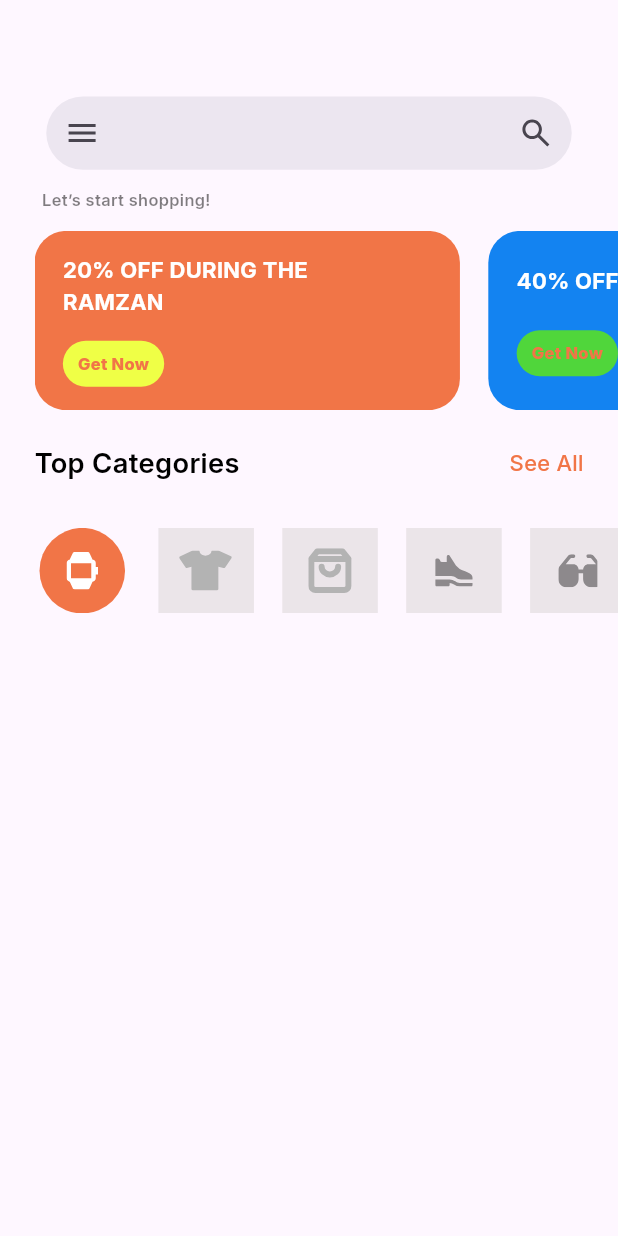
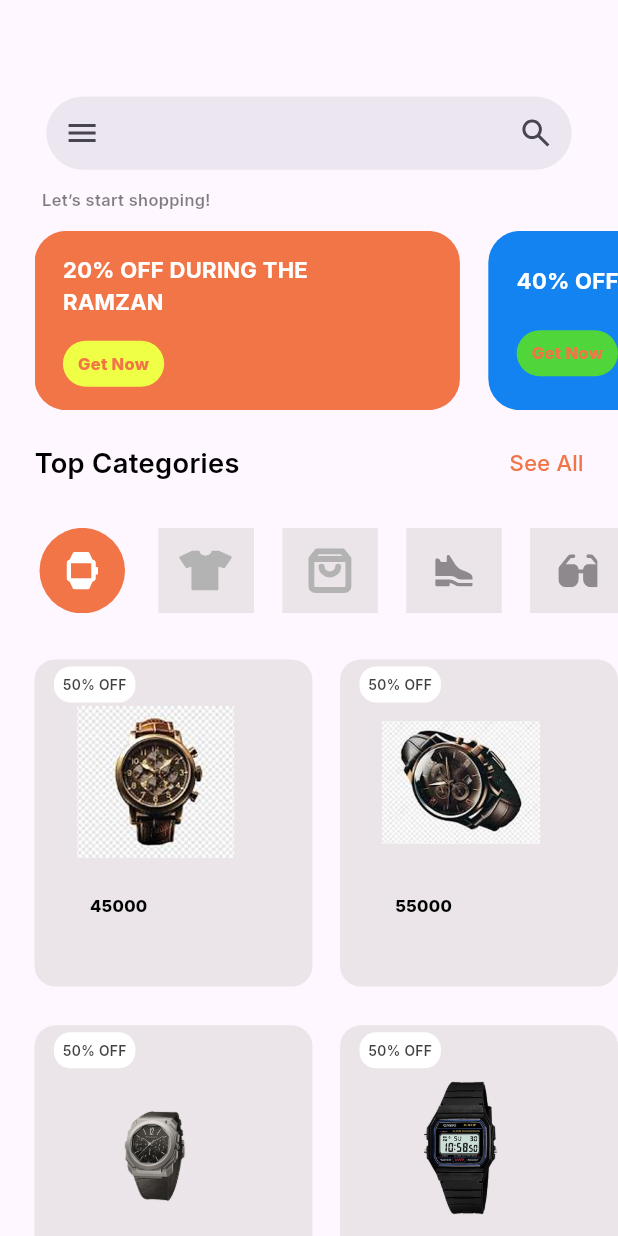
Before and after one commit to AmrReda92/e-commerce-app, a Flutter app: the screen it shows after launch, on a phone screen of 412 x 824 dp. Run offline on Flutter 3.47's test engine with Material 3 defaults, Android fonts, the phone set to English and light mode, and no system bars; our stand-ins replace flutter_screenutil, flutter_svg.

Commit message:
finish product vertical  list view

```diff
--- a/lib/core/models/app_colors.dart
+++ b/lib/core/models/app_colors.dart
@@ -12,4 +12,6 @@ class AppColors {
   static const Color getNow2Background = Color(0xFF50D63B);
   static const Color getNow3Background = Colors.grey;
   static const Color categoryBackground = Color(0x80D8D3D3);
+  static const Color productBackground = Color(0x80D8D3D3);
+
 }
--- a/lib/core/models/app_images.dart
+++ b/lib/core/models/app_images.dart
@@ -6,4 +6,8 @@ class AppImages {
   static const String shoppingIcon = "assets/icons/shopping_icon.svg";
   static const String watchIcon = "assets/icons/watch_icon.svg";
   static const String clothIcon = "assets/icons/cloth_icon.svg";
+  static const String watchOne = "assets/images/watch_onee.png";
+  static const String watchTwo = "assets/images/watch_two.png";
+  static const String watchThree = "assets/images/watch_three.png";
+  static const String watchFour = "assets/images/watch_four.png";
 }
--- a/lib/core/models/app_text_styles.dart
+++ b/lib/core/models/app_text_styles.dart
@@ -6,6 +6,11 @@ class AppTextStyles {
   static  TextStyle font12 = TextStyle(
     fontSize: 12.sp,
     color:  Color(0x80000000),
+    fontWeight: FontWeight.w600
+  );
+  static  TextStyle font10SemiBold = TextStyle(
+    fontSize: 10.sp,
+    color:   Color(0xBF000000),
     fontWeight: FontWeight.w600
   );
   static  TextStyle font12bold = TextStyle(
@@ -23,6 +28,11 @@ class AppTextStyles {
     color:  Color(0xffF17547),
     fontWeight: FontWeight.w400
   );
+  static  TextStyle fontExtraBold12 = TextStyle(
+    fontSize: 12.sp,
+    color:  Colors.black,
+    fontWeight: FontWeight.w800
+  );
   static  TextStyle font20 = TextStyle(
     fontSize: 20.sp,
     color:  Color(0xff000000),
--- /dev/null
+++ b/lib/features/home/model/product_model.dart
@@ -0,0 +1,7 @@
+class ProductModel {
+  final String image;
+  final String price;
+
+
+  ProductModel({ required this.image,required this.price});
+}
--- a/lib/features/home/ui/home_screen.dart
+++ b/lib/features/home/ui/home_screen.dart
@@ -4,6 +4,7 @@ import 'package:commerce_app/core/models/app_text_styles.dart';
 import 'package:commerce_app/features/home/widgets/custom_categry_list_view.dart';
 import 'package:commerce_app/features/home/widgets/custom_container_list_view.dart';
 import 'package:commerce_app/features/home/widgets/custom_search_field.dart';
+import 'package:commerce_app/features/home/widgets/product_list_view.dart';
 import 'package:flutter/material.dart';
 import 'package:flutter_screenutil/flutter_screenutil.dart';
 import 'package:flutter_svg/flutter_svg.dart';
@@ -54,7 +55,9 @@ class HomeScreen extends StatelessWidget {
                     SizedBox(
                       height: 62.h,
                       child: CustomCategoryListView(),
-                    )
+                    ),
+                    SizedBox(height: 33.45.h,),
+                    ProductListView()
                   ],
                 ),
               ),
--- /dev/null
+++ b/lib/features/home/widgets/product_list_view.dart
@@ -0,0 +1,86 @@
+import 'package:commerce_app/core/models/app_images.dart';
+import 'package:commerce_app/features/home/model/product_model.dart';
+import 'package:flutter/material.dart';
+import 'package:flutter_screenutil/flutter_screenutil.dart';
+
+import '../../../core/models/app_colors.dart';
+import '../../../core/models/app_text_styles.dart';
+
+class ProductListView extends StatelessWidget {
+  const ProductListView({super.key});
+
+  static List <ProductModel> productModel = [
+    ProductModel(
+        image: AppImages.watchOne,
+        price: "45000",
+    ),
+    ProductModel(
+      image: AppImages.watchTwo,
+      price: "55000",
+    ),
+    ProductModel(
+      image: AppImages.watchThree,
+      price: "25000",
+    ),
+    ProductModel(
+      image: AppImages.watchFour,
+      price: "20000",
+    ),
+  ];
+
+  @override
+  Widget build(BuildContext context) {
+    return GridView.builder(
+      gridDelegate: SliverGridDelegateWithFixedCrossAxisCount(
+          crossAxisCount: 2,
+           mainAxisSpacing: 26.w,
+           crossAxisSpacing: 20.h,
+        childAspectRatio: .85,
+      ) ,
+      shrinkWrap: true,
+      physics: NeverScrollableScrollPhysics() ,
+      scrollDirection: Axis.vertical,
+      itemCount: productModel.length,
+        itemBuilder: (context,index){
+        return Container(
+          width: 174.w,
+          height: 204.h,
+          decoration: BoxDecoration(
+              color: AppColors.productBackground,
+              borderRadius: BorderRadius.circular(15.r)
+          ),
+          child: Stack(
+            children: [
+              Positioned(
+                left:13.w,
+                top: 5.h,
+                child: Container(
+                  decoration: BoxDecoration(
+                      color: Colors.white,
+                      borderRadius: BorderRadius.circular(12.13.r)
+                  ),child: Padding(
+                  padding:  EdgeInsets.symmetric(horizontal: 6.w,vertical: 6.h),
+                  child: Text("50% OFF",style: AppTextStyles.font10SemiBold,),
+                ),
+                ),
+              ),
+
+              SizedBox(height: 5.61.h,),
+              Positioned(
+                  left: 28.w,
+                  top: 34.h,
+                  child: Image.asset(productModel[index].image,width: 106.w,height: 110.h,)),
+              SizedBox(height: 30.h,),
+              Positioned(
+                  left: 37.w,
+                  top: 170.h,
+                  child: Text(productModel[index].price,style: AppTextStyles.fontExtraBold12,)),
+              SizedBox(height: 19.h,),
+
+            ],
+          ),
+        );
+        }
+    );
+  }
+}
```
